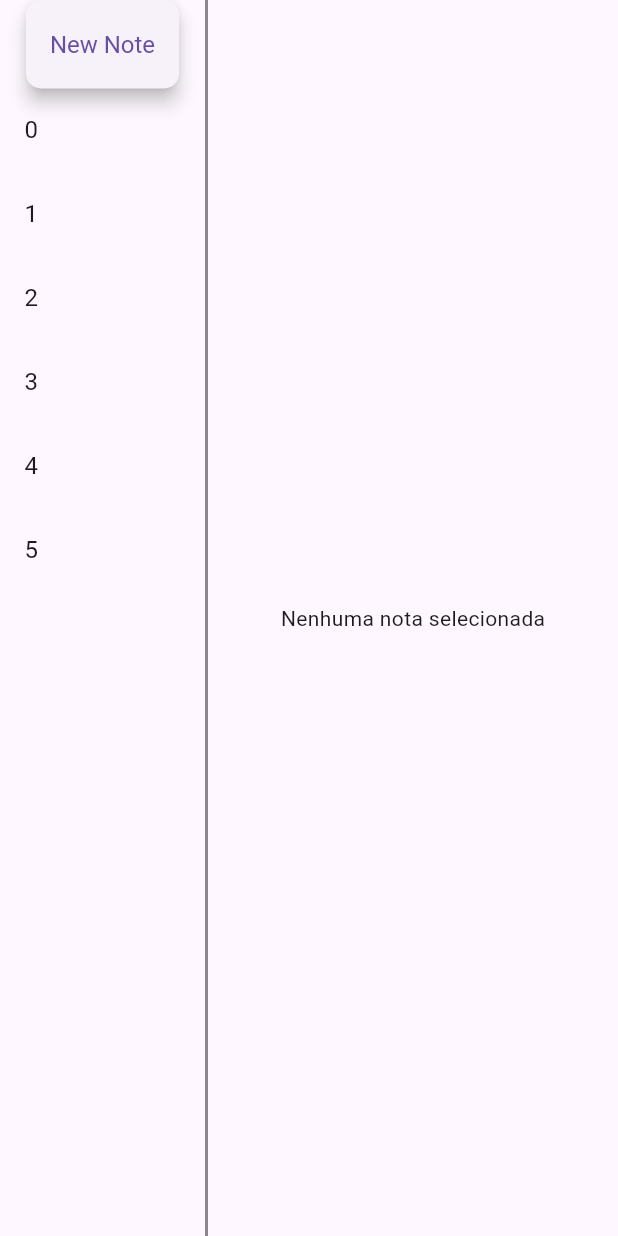
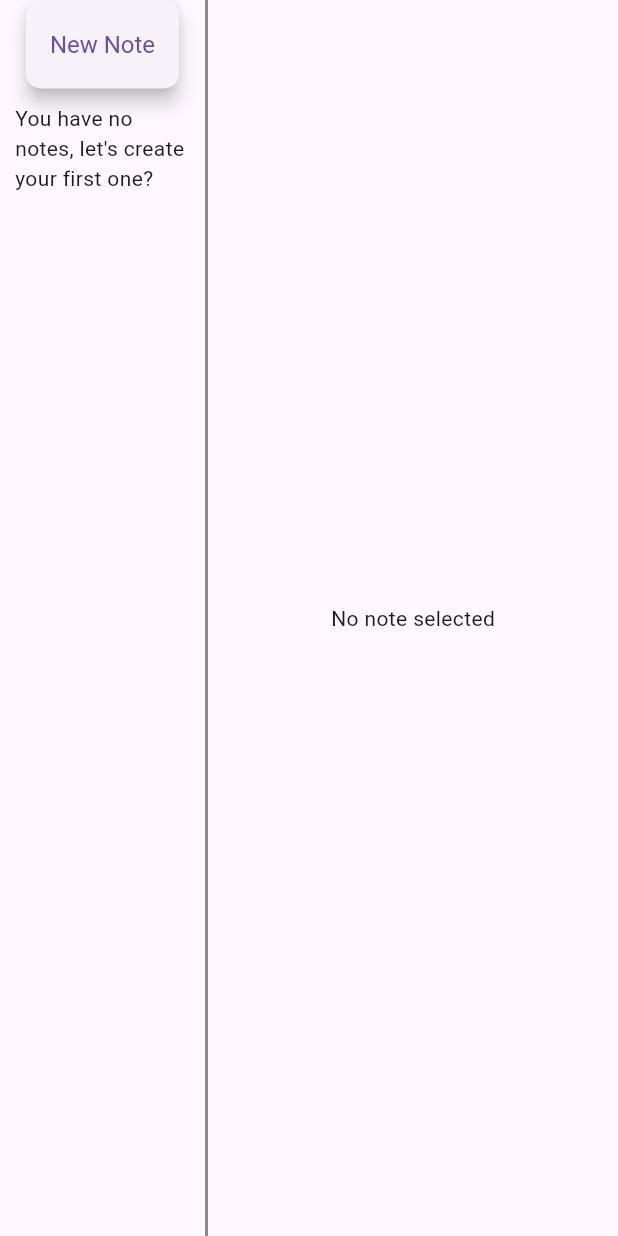
Before and after one commit to caiobribeiro/keener-notes, a Flutter app: the NotesListDesktopView screen opened directly, on a phone screen of 412 x 824 dp. Run offline on Flutter 3.47's test engine with Material 3 defaults, Android fonts, the light colour scheme and no system bars; our stand-ins replace cloud_firestore, firebase_auth, firebase_core, flutter_mobx, flutter_modular, mobx; accounts and stored records are empty; generated files the repository leaves out were written again.

Commit message:
feat(notes_list_module): Notes list repository create

```diff
--- a/lib/app/modules/notes_list/notes_list_module.dart
+++ b/lib/app/modules/notes_list/notes_list_module.dart
@@ -1,6 +1,7 @@
 import 'package:flutter_modular/flutter_modular.dart';
 import 'package:keener_notes/app/modules/notes_list/notes_list_page.dart';
 import 'package:keener_notes/app/modules/notes_list/notes_list_store.dart';
+import 'package:keener_notes/app/modules/notes_list/repository/notes_list_repository.dart';
 import 'package:keener_notes/app/modules/notes_list/service/notes_list_service.dart';
 
 class NotesListModule extends Module {
@@ -8,6 +9,7 @@ class NotesListModule extends Module {
   void binds(i) {
     i.addSingleton<NotesListStore>(NotesListStore.new);
     i.addSingleton<NotesListService>(NotesListService.new);
+    i.addSingleton<NotesListRepository>(NotesListRepositoryImpl.new);
   }
 
   @override
--- a/lib/app/modules/notes_list/notes_list_store.dart
+++ b/lib/app/modules/notes_list/notes_list_store.dart
@@ -1,3 +1,6 @@
+import 'package:flutter_modular/flutter_modular.dart';
+import 'package:keener_notes/app/modules/notes_list/repository/notes_list_repository.dart';
+import 'package:keener_notes/app/modules/notes_list/response/notes_list_response.dart';
 import 'package:keener_notes/app/shared/mdoels/note_model.dart';
 import 'package:mobx/mobx.dart';
 
@@ -6,16 +9,23 @@ part 'notes_list_store.g.dart';
 class NotesListStore = NotesListStoreBase with _$NotesListStore;
 
 abstract class NotesListStoreBase with Store {
+  final NotesListRepository _repository = Modular.get<NotesListRepository>();
   @observable
   NoteModel? selectedNote;
 
   @observable
-  List<NoteModel> notes = [
-    NoteModel(title: '0', body: 'que corpo'),
-    NoteModel(title: '1', body: 'que corpo'),
-    NoteModel(title: '2', body: 'que corpo'),
-    NoteModel(title: '3', body: 'que corpo'),
-    NoteModel(title: '4', body: 'que corpo'),
-    NoteModel(title: '5', body: 'que corpo'),
-  ];
+  List<NoteModel> notes = [];
+
+  @action
+  Future<NotesListResponse> fetchUserNotes() async {
+    final response = await _repository.fetchUserNotes();
+
+    if (response.notes != null) {
+      if (response.notes!.isNotEmpty) {
+        notes = response.notes!;
+      }
+    }
+
+    return response;
+  }
 }
--- a/lib/app/modules/notes_list/views/notes_list_desktop_view.dart
+++ b/lib/app/modules/notes_list/views/notes_list_desktop_view.dart
@@ -13,6 +13,13 @@ class NotesListDesktopView extends StatefulWidget {
 
 class _NotesListDesktopViewState extends State<NotesListDesktopView> {
   final NotesListStore store = Modular.get<NotesListStore>();
+
+  @override
+  void initState() {
+    store.fetchUserNotes();
+    super.initState();
+  }
+
   @override
   Widget build(BuildContext context) {
     return Scaffold(
@@ -27,8 +34,16 @@ class _NotesListDesktopViewState extends State<NotesListDesktopView> {
                       Modular.to.pushNamed('/newnote/');
                     },
                     text: 'New Note'),
-                Observer(
-                  builder: (_) => ListView.builder(
+                Observer(builder: (_) {
+                  return Column(
+                    children: [
+                      store.notes.isEmpty
+                          ? const Padding(
+                              padding: EdgeInsets.all(10),
+                              child: Text(
+                                  "You have no notes, let's create your first one?"),
+                            )
+                          : ListView.builder(
                               shrinkWrap: true,
                               itemCount: store.notes.length,
                               itemBuilder: (context, index) {
@@ -41,7 +56,9 @@ class _NotesListDesktopViewState extends State<NotesListDesktopView> {
                                 );
                               },
                             ),
-                ),
+                    ],
+                  );
+                }),
               ],
             ),
           ),
@@ -52,7 +69,7 @@ class _NotesListDesktopViewState extends State<NotesListDesktopView> {
               builder: (_) {
                 final selectedNote = store.selectedNote;
                 return selectedNote == null
-                    ? const Center(child: Text('Nenhuma nota selecionada'))
+                    ? const Center(child: Text('No note selected'))
                     : Padding(
                         padding: const EdgeInsets.all(16.0),
                         child: Column(
```
Also changed, not shown: lib/app/modules/notes_list/repository/notes_list_repository.dart (added, +17 -0 lines). Lines whose indentation alone changed are shown as unchanged.
